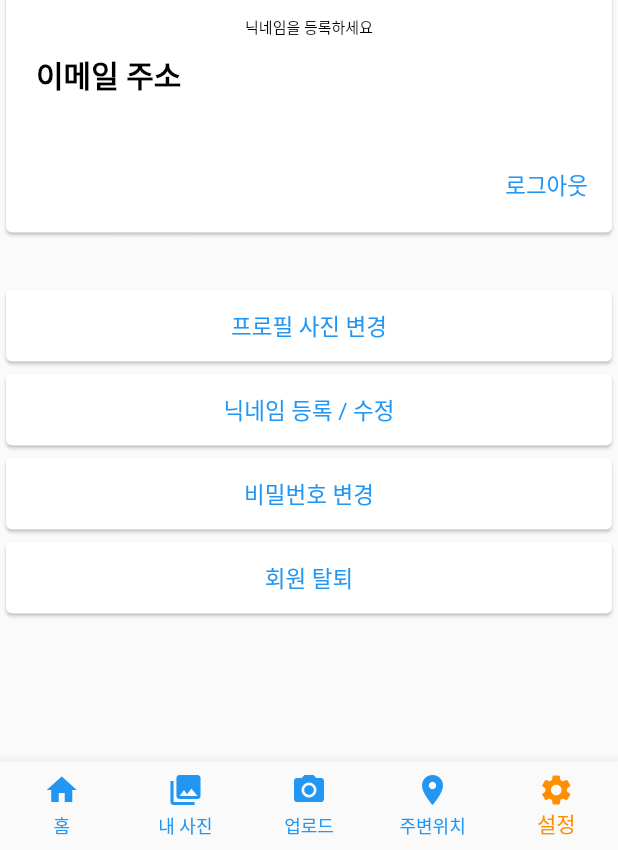
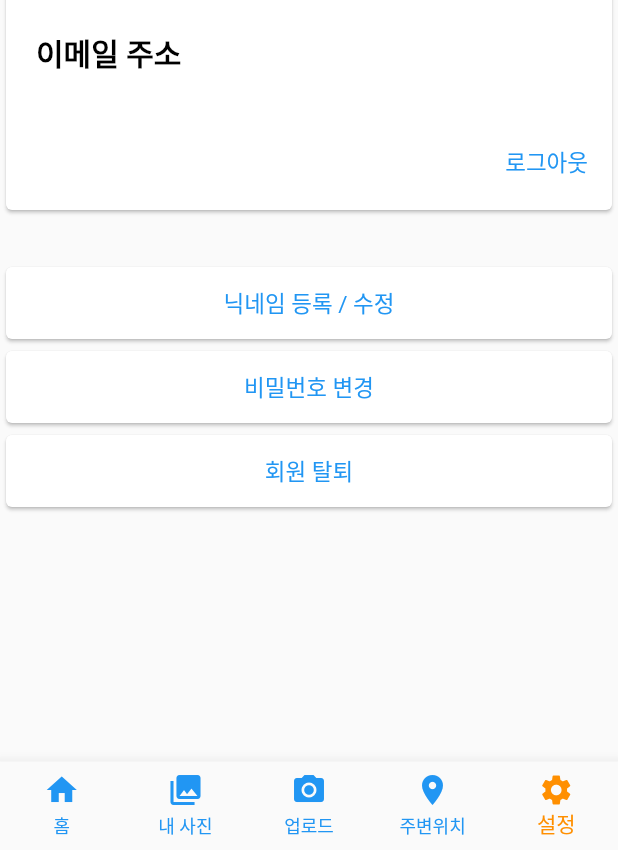
Before and after one commit to jaehoonx2/everybody_cheese, a Flutter app: the App screen opened by its route, swiped to page 5, on a phone screen of 412 x 824 dp, the part 386-1236 px from its top. Run offline on Flutter 3.47's test engine with Material 2 defaults, Android fonts, the phone set to English and light mode, and no system bars; our stand-ins replace carousel_slider, cloud_firestore, device_info, firebase_auth, firebase_storage, flutter_signin_button and 3 more; missing offline and left inert: flutter_google_places, geocoder, google_maps_webservice; accounts and stored records are empty; Roboto replaces fonts that are missing (HangeulNuri).

```diff
--- a/lib/add.dart
+++ b/lib/add.dart
@@ -288,6 +288,7 @@ class _UploadPageState extends State<UploadPage> {
                     'camera': camController.text,
                     'imgURL': _imageURL,
                     'docID': docReferance.documentID,
+                    'userEmail': user.email,
                     'authorID': user.uid,
                     'taken': Timestamp.fromDate(_takenDate),
                     'votes': 0,
@@ -366,6 +367,8 @@ class _UploadPageState extends State<UploadPage> {
                       Flexible(
                         child: Text(
                           _currentPosition != null ? _currentAddress : 'Select Location',
+                          overflow: TextOverflow.ellipsis,
+                          softWrap: true,
                           style: TextStyle(
                             fontFamily: 'RoundedElegance',
                             fontSize: 10.0,
--- a/lib/app.dart
+++ b/lib/app.dart
@@ -1,7 +1,7 @@
 import 'package:flutter/material.dart';
 
 import 'package:everybody_cheese/home.dart';
-import 'package:everybody_cheese/photo.dart';
+import 'package:everybody_cheese/mypage.dart';
 import 'package:everybody_cheese/add.dart';
 import 'package:everybody_cheese/search.dart';
 import 'package:everybody_cheese/setting.dart';
@@ -32,7 +32,7 @@ class _AppState extends State<App> {
       onPageChanged: (index) => pageChanged(index),
       children: <Widget>[
         HomePage(),
-        PhotoPage(),
+        MyPage(),
         AddPage(),
         SearchPage(),
         SettingPage(),
--- a/lib/model/post.dart
+++ b/lib/model/post.dart
@@ -3,6 +3,7 @@ import 'package:cloud_firestore/cloud_firestore.dart';
 class Post {
   final String docID;
   final String authorID;
+  final String userEmail;
   final String imgURL;
   final String location;
   final double longitude;
@@ -18,6 +19,7 @@ class Post {
   Post.fromMap(Map<String, dynamic> map, {this.reference})
       : assert(map['docID'] != null),
         assert(map['authorID'] != null),
+        assert(map['userEmail'] != null),
         assert(map['imgURL'] != null),
         assert(map['location'] != null),
         assert(map['longitude'] != null),
@@ -26,6 +28,7 @@ class Post {
         assert(map['votes'] != null),
         docID = map['docID'],
         authorID = map['authorID'],
+        userEmail = map['userEmail'],
         imgURL = map['imgURL'],
         location = map['location'],
         longitude = map['longitude'],
--- a/lib/setting.dart
+++ b/lib/setting.dart
@@ -96,19 +96,6 @@ class _SettingPageState extends State<SettingPage> {
                               .width / 3),
                           child: Image.asset('assets/logo.png')),
                     ),
-                    Row(
-                      mainAxisAlignment: MainAxisAlignment.center,
-                      children: <Widget>[
-                        Text(
-                          '닉네임을 등록하세요',
-                          style: TextStyle(
-                            fontFamily: 'HangeulNuri',
-                            color: Colors.black,
-                            fontSize: 10.0,
-                          ),
-                        ),
-                      ],
-                    ),
                     Padding(
                       padding: EdgeInsets.fromLTRB(20, 10, 20, 0),
                       child: Column(
@@ -131,7 +118,7 @@ class _SettingPageState extends State<SettingPage> {
                           Align(
                             alignment: Alignment.centerLeft,
                             child: Text(
-                              user.email != null ? user.email : 'anonymous',
+                              user.email,
                               style: TextStyle(
                                 fontFamily: 'HangeulNuri',
                                 color: Colors.black,
@@ -175,28 +162,6 @@ class _SettingPageState extends State<SettingPage> {
                 ),
               ),
               SizedBox(height: 30.0),
-              GestureDetector(
-                child: Card(
-                  child: Row(
-                    mainAxisAlignment: MainAxisAlignment.center,
-                    children: <Widget>[
-                      FlatButton(
-                        child: Text(
-                          '프로필 사진 변경',
-                          style: TextStyle(
-                            fontFamily: 'HangeulNuri',
-                            fontSize: 15.0,
-                            fontWeight: FontWeight.w400,
-                            color: theme.primaryColor,
-                          ),
-                        ),
-                        onPressed: null,
-                      ),
-                    ],
-                  ),
-                ),
-                onTap: () async {},
-              ),
               GestureDetector(
                 child: Card(
                   child: Row(
```
Also changed, not shown: lib/detail.dart (+8 -4 lines), lib/login.dart (+0 -66 lines), lib/mypage.dart (renamed from lib/photo.dart, +12 -9 lines), lib/search.dart (+2 -8 lines), pubspec.lock, 6 other files.
